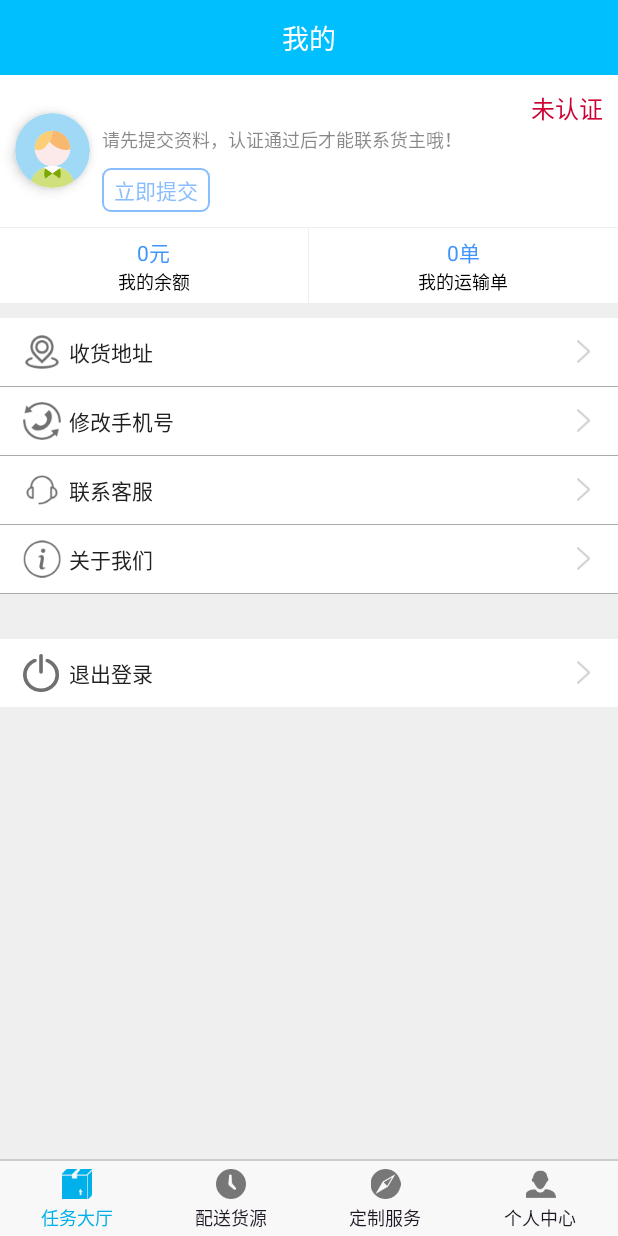
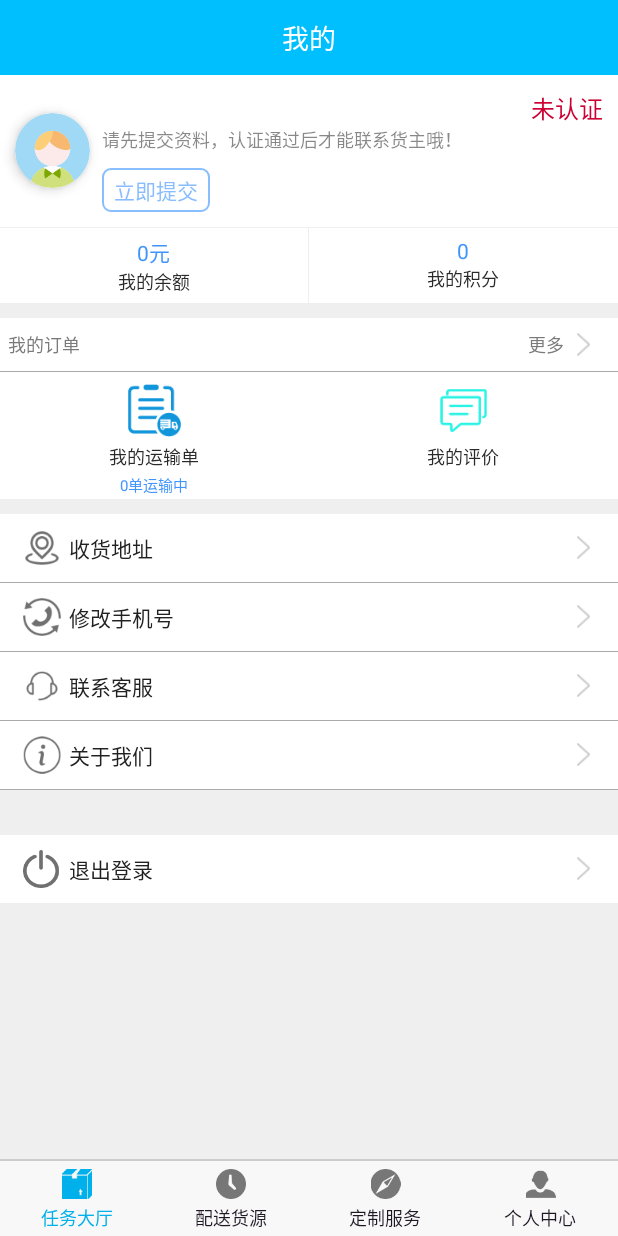
Before and after one commit to AndyYan1010/mine_like_ymm, an Android app: the fragment User_F placed in its activity, on a phone screen of 412 x 824 dp. Run offline under Robolectric (Android 15) with nearby library versions, the light colour scheme and no system bars; pictures from the network do not load; 3 statements that could not run were skipped.

Commit message:
some change

```diff
--- a/app/src/main/java/com/bt/smart/truck_broker/MainActivity.java
+++ b/app/src/main/java/com/bt/smart/truck_broker/MainActivity.java
@@ -7,7 +7,6 @@ import android.content.pm.PackageManager;
 import android.os.Bundle;
 import android.support.v4.app.Fragment;
 import android.support.v4.app.FragmentTransaction;
-import android.support.v7.app.AppCompatActivity;
 import android.view.KeyEvent;
 import android.view.View;
 import android.widget.ImageView;
@@ -30,7 +29,7 @@ import java.util.List;
 
 import okhttp3.Request;
 
-public class MainActivity extends AppCompatActivity implements View.OnClickListener {
+public class MainActivity extends BaseActivity implements View.OnClickListener {
     private long        exitTime   = 0;//记录点击物理返回键的时间
     // 界面底部的菜单按钮
     private ImageView[] bt_menu    = new ImageView[4];
--- a/app/src/main/res/layout/user_f.xml
+++ b/app/src/main/res/layout/user_f.xml
@@ -156,7 +156,7 @@
                             android:layout_width="wrap_content"
                             android:layout_height="wrap_content"
                             android:text="我的余额"
-                            android:textColor="@color/black"
+                            android:textColor="@color/word_black"
                             android:textSize="12sp"/>
                     </LinearLayout>
 
@@ -166,7 +166,6 @@
                         android:background="@color/gray_ef"/>
 
                     <LinearLayout
-                        android:id="@+id/linear_order"
                         android:layout_width="0dp"
                         android:layout_height="wrap_content"
                         android:layout_marginBottom="5dp"
@@ -176,18 +175,123 @@
                         android:orientation="vertical">
 
                         <TextView
-                            android:id="@+id/tv_orderNum"
+                            android:id="@+id/tv_"
                             android:layout_width="wrap_content"
                             android:layout_height="wrap_content"
-                            android:text="0单"
+                            android:text="0"
                             android:textColor="@color/blue_87"
                             android:textSize="14sp"/>
 
                         <TextView
                             android:layout_width="wrap_content"
                             android:layout_height="wrap_content"
+                            android:text="我的积分"
+                            android:textColor="@color/word_black"
+                            android:textSize="12sp"/>
+                    </LinearLayout>
+                </LinearLayout>
+
+                <RelativeLayout
+                    android:id="@+id/rlt_allOrder"
+                    android:layout_width="match_parent"
+                    android:layout_height="wrap_content"
+                    android:layout_marginTop="10dp"
+                    android:background="@color/white"
+                    android:minHeight="35dp">
+
+                    <TextView
+                        android:layout_width="wrap_content"
+                        android:layout_height="wrap_content"
+                        android:layout_centerVertical="true"
+                        android:layout_marginLeft="5dp"
+                        android:text="我的订单"
+                        android:textColor="@color/word_gray"
+                        android:textSize="12sp"/>
+
+                    <TextView
+                        android:layout_width="wrap_content"
+                        android:layout_height="wrap_content"
+                        android:layout_centerVertical="true"
+                        android:layout_marginLeft="5dp"
+                        android:layout_marginRight="5dp"
+                        android:layout_toLeftOf="@+id/img_more"
+                        android:text="更多"
+                        android:textColor="@color/word_gray"
+                        android:textSize="12sp"/>
+
+                    <ImageView
+                        android:id="@+id/img_more"
+                        android:layout_width="15dp"
+                        android:layout_height="15dp"
+                        android:layout_alignParentRight="true"
+                        android:layout_centerVertical="true"
+                        android:layout_marginRight="15dp"
+                        android:src="@drawable/me_next2"/>
+                </RelativeLayout>
+
+                <View
+                    android:layout_width="match_parent"
+                    android:layout_height="1px"
+                    android:background="@color/gray_10"/>
+
+                <LinearLayout
+                    android:layout_width="match_parent"
+                    android:layout_height="wrap_content"
+                    android:background="@color/white"
+                    android:orientation="horizontal"
+                    android:paddingBottom="2dp"
+                    android:paddingTop="8dp">
+
+                    <LinearLayout
+                        android:id="@+id/linear_order"
+                        android:layout_width="0dp"
+                        android:layout_height="wrap_content"
+                        android:layout_weight="1"
+                        android:gravity="center_horizontal"
+                        android:orientation="vertical">
+
+                        <ImageView
+                            android:layout_width="35dp"
+                            android:layout_height="35dp"
+                            android:src="@drawable/icon_trans"/>
+
+                        <TextView
+                            android:layout_width="wrap_content"
+                            android:layout_height="wrap_content"
+                            android:layout_marginTop="4dp"
                             android:text="我的运输单"
-                            android:textColor="@color/black"
+                            android:textColor="@color/word_black"
+                            android:textSize="12sp"/>
+
+                        <TextView
+                            android:id="@+id/tv_orderNum"
+                            android:layout_width="wrap_content"
+                            android:layout_height="wrap_content"
+                            android:layout_marginTop="2dp"
+                            android:text="0单运输中"
+                            android:textColor="@color/blue_87"
+                            android:textSize="10sp"/>
+                    </LinearLayout>
+
+                    <LinearLayout
+                        android:id="@+id/linear_speek"
+                        android:layout_width="0dp"
+                        android:layout_height="wrap_content"
+                        android:layout_weight="1"
+                        android:gravity="center_horizontal"
+                        android:orientation="vertical">
+
+                        <ImageView
+                            android:layout_width="35dp"
+                            android:layout_height="35dp"
+                            android:src="@drawable/icon_sppek"/>
+
+                        <TextView
+                            android:layout_width="wrap_content"
+                            android:layout_height="wrap_content"
+                            android:layout_marginTop="4dp"
+                            android:text="我的评价"
+                            android:textColor="@color/word_black"
                             android:textSize="12sp"/>
                     </LinearLayout>
                 </LinearLayout>
```
Also changed, not shown: app/src/main/res/drawable-hdpi/icon_sppek.png (added), app/src/main/res/drawable-hdpi/icon_trans.png (added).
